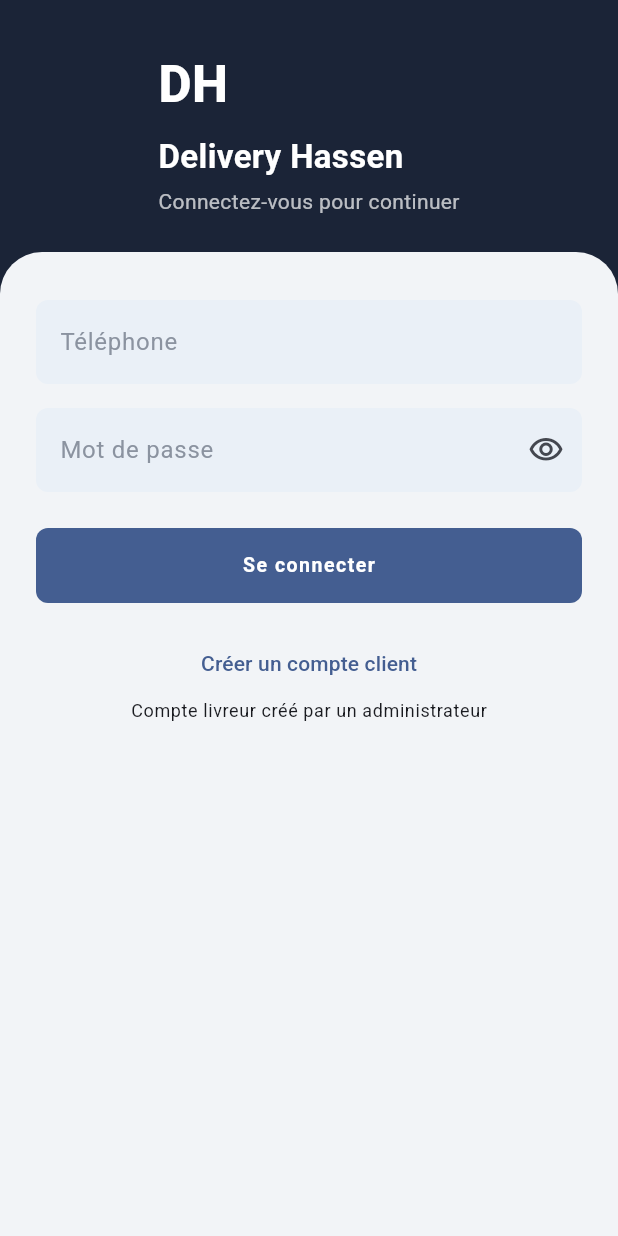
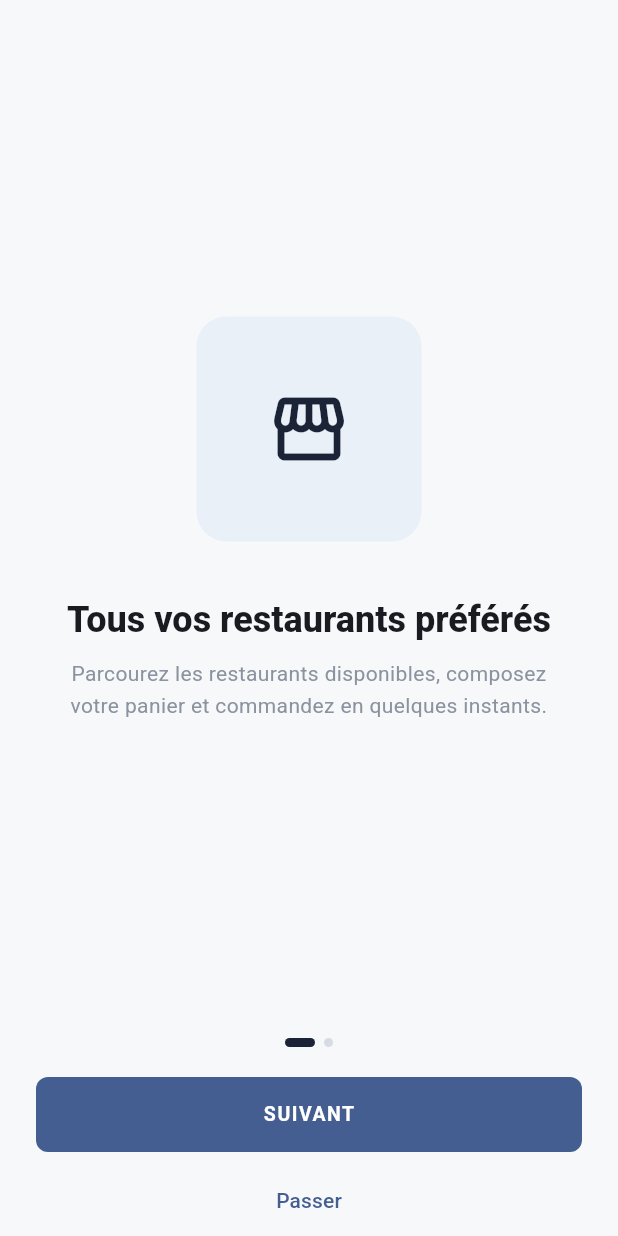
Before and after one commit to Alibalti592/Hssan-Delivery, a Flutter app: the screen it shows after launch, on a phone screen of 412 x 824 dp. Run offline on Flutter 3.47's test engine with Material 3 defaults, Android fonts, the phone set to English and light mode, and no system bars; our stand-ins replace flutter_secure_storage; accounts and stored records are empty.

```diff
--- /dev/null
+++ b/mobile/lib/core/onboarding_storage.dart
@@ -0,0 +1,18 @@
+import 'package:flutter_secure_storage/flutter_secure_storage.dart';
+
+/// Tracks whether the onboarding carousel has already been shown, so it only
+/// appears once per install.
+class OnboardingStorage {
+  OnboardingStorage([FlutterSecureStorage? storage])
+    : _storage = storage ?? const FlutterSecureStorage();
+
+  static const _key = 'onboarding_seen';
+
+  final FlutterSecureStorage _storage;
+
+  Future<bool> hasSeenOnboarding() async {
+    return (await _storage.read(key: _key)) == 'true';
+  }
+
+  Future<void> markSeen() => _storage.write(key: _key, value: 'true');
+}
--- a/mobile/lib/main.dart
+++ b/mobile/lib/main.dart
@@ -9,10 +9,13 @@ import 'cart/cart.dart';
 import 'catalogue/catalogue_repository.dart';
 import 'client/client_home_screen.dart';
 import 'core/api_client.dart';
+import 'core/onboarding_storage.dart';
 import 'core/token_storage.dart';
 import 'dashboard/dashboard_screen.dart';
 import 'deliveries/deliveries_controller.dart';
 import 'deliveries/delivery_repository.dart';
+import 'onboarding/onboarding_screen.dart';
+import 'onboarding/splash_screen.dart';
 import 'orders/orders_repository.dart';
 import 'theme.dart';
 
@@ -90,8 +93,29 @@ class _HssanDeliveryAppState extends State<HssanDeliveryApp> {
   }
 }
 
-class _Root extends StatelessWidget {
+class _Root extends StatefulWidget {
   const _Root();
+
+  @override
+  State<_Root> createState() => _RootState();
+}
+
+class _RootState extends State<_Root> {
+  final _onboardingStorage = OnboardingStorage();
+  bool? _onboardingSeen;
+
+  @override
+  void initState() {
+    super.initState();
+    _onboardingStorage.hasSeenOnboarding().then((seen) {
+      if (mounted) setState(() => _onboardingSeen = seen);
+    });
+  }
+
+  void _completeOnboarding() {
+    _onboardingStorage.markSeen();
+    setState(() => _onboardingSeen = true);
+  }
 
   @override
   Widget build(BuildContext context) {
@@ -99,8 +123,12 @@ class _Root extends StatelessWidget {
 
     switch (auth.status) {
       case AuthStatus.unknown:
-        return const Scaffold(body: Center(child: CircularProgressIndicator()));
+        return const SplashScreen();
       case AuthStatus.signedOut:
+        if (_onboardingSeen == null) return const SplashScreen();
+        if (!_onboardingSeen!) {
+          return OnboardingScreen(onDone: _completeOnboarding);
+        }
         return const LoginScreen();
       case AuthStatus.signedIn:
         return auth.account!.isCourier
--- /dev/null
+++ b/mobile/lib/onboarding/onboarding_screen.dart
@@ -0,0 +1,150 @@
+import 'package:flutter/material.dart';
+
+import '../theme.dart';
+
+class _Slide {
+  const _Slide({
+    required this.icon,
+    required this.title,
+    required this.subtitle,
+  });
+
+  final IconData icon;
+  final String title;
+  final String subtitle;
+}
+
+/// Shown once, the first time the app is opened before signing in. Only
+/// describes features that actually exist today (restaurant browsing and
+/// order-status tracking) — the platform's other planned services
+/// (supermarché, colis, transfert — see the README roadmap) aren't built
+/// yet, so they aren't advertised here.
+class OnboardingScreen extends StatefulWidget {
+  const OnboardingScreen({required this.onDone, super.key});
+
+  final VoidCallback onDone;
+
+  static const _slides = [
+    _Slide(
+      icon: Icons.storefront_outlined,
+      title: 'Tous vos restaurants préférés',
+      subtitle:
+          'Parcourez les restaurants disponibles, composez votre panier et '
+          'commandez en quelques instants.',
+    ),
+    _Slide(
+      icon: Icons.receipt_long_outlined,
+      title: 'Suivez votre commande',
+      subtitle:
+          'De la confirmation à la livraison, suivez chaque étape de votre '
+          'commande directement dans l\'application.',
+    ),
+  ];
+
+  @override
+  State<OnboardingScreen> createState() => _OnboardingScreenState();
+}
+
+class _OnboardingScreenState extends State<OnboardingScreen> {
+  final _controller = PageController();
+  int _index = 0;
+
+  @override
+  void dispose() {
+    _controller.dispose();
+    super.dispose();
+  }
+
+  bool get _isLast => _index == OnboardingScreen._slides.length - 1;
+
+  void _next() {
+    if (_isLast) {
+      widget.onDone();
+      return;
+    }
+    _controller.nextPage(
+      duration: const Duration(milliseconds: 250),
+      curve: Curves.easeOut,
+    );
+  }
+
+  @override
+  Widget build(BuildContext context) {
+    return Scaffold(
+      body: SafeArea(
+        child: Column(
+          children: [
+            Expanded(
+              child: PageView.builder(
+                controller: _controller,
+                itemCount: OnboardingScreen._slides.length,
+                onPageChanged: (i) => setState(() => _index = i),
+                itemBuilder: (context, i) {
+                  final slide = OnboardingScreen._slides[i];
+                  return Padding(
+                    padding: const EdgeInsets.symmetric(horizontal: 32),
+                    child: Column(
+                      mainAxisAlignment: MainAxisAlignment.center,
+                      children: [
+                        Container(
+                          width: 150,
+                          height: 150,
+                          decoration: BoxDecoration(
+                            color: fieldFill,
+                            borderRadius: BorderRadius.circular(20),
+                          ),
+                          child: Icon(slide.icon, size: 56, color: navy),
+                        ),
+                        const SizedBox(height: 36),
+                        Text(
+                          slide.title,
+                          textAlign: TextAlign.center,
+                          style: Theme.of(context).textTheme.headlineSmall
+                              ?.copyWith(fontWeight: FontWeight.w800),
+                        ),
+                        const SizedBox(height: 10),
+                        Text(
+                          slide.subtitle,
+                          textAlign: TextAlign.center,
+                          style: Theme.of(context).textTheme.bodyMedium
+                              ?.copyWith(color: mutedText, height: 1.5),
+                        ),
+                      ],
+                    ),
+                  );
+                },
+              ),
+            ),
+            Row(
+              mainAxisAlignment: MainAxisAlignment.center,
+              children: [
+                for (var i = 0; i < OnboardingScreen._slides.length; i++)
+                  AnimatedContainer(
+                    duration: const Duration(milliseconds: 200),
+                    margin: const EdgeInsets.symmetric(horizontal: 3),
+                    width: i == _index ? 20 : 6,
+                    height: 6,
+                    decoration: BoxDecoration(
+                      color: i == _index ? navy : const Color(0xFFD7DCE3),
+                      borderRadius: BorderRadius.circular(3),
+                    ),
+                  ),
+              ],
+            ),
+            Padding(
+              padding: const EdgeInsets.fromLTRB(24, 20, 24, 8),
+              child: FilledButton(
+                onPressed: _next,
+                child: Text(_isLast ? 'COMMENCER' : 'SUIVANT'),
+              ),
+            ),
+            if (!_isLast)
+              TextButton(onPressed: widget.onDone, child: const Text('Passer'))
+            else
+              const SizedBox(height: 48),
+          ],
+        ),
+      ),
+    );
+  }
+}
```
Also changed, not shown: mobile/lib/onboarding/splash_screen.dart (added, +57 -0 lines), 3 other files.
